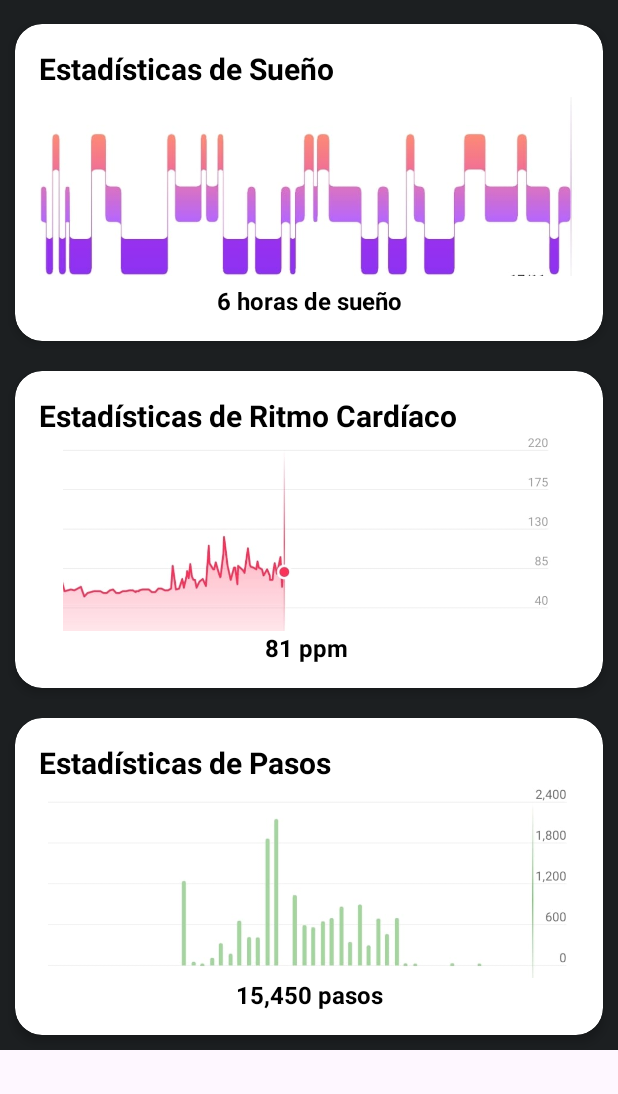
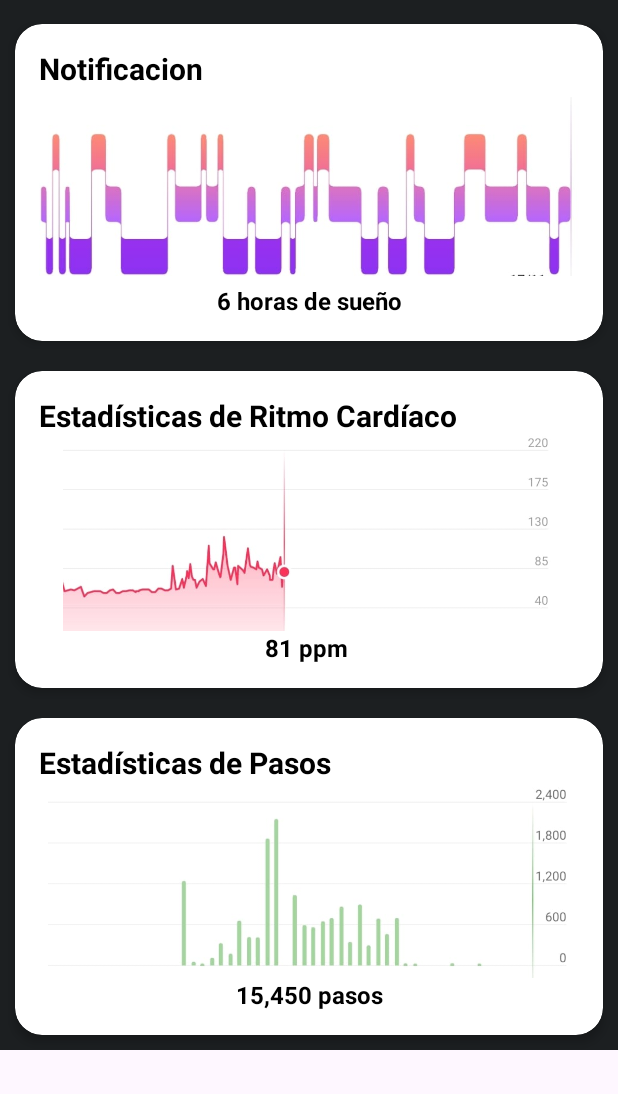
Before and after one commit to cescodc/UniVital, an Android app: the layout activity_notificacion.xml on its own in the app's theme, with its tools: preview values and no code run, on a phone screen of 412 x 824 dp, the part 97-1191 px from its top. Run offline under Robolectric (Android 15) with nearby library versions, the phone set to English and light mode, and no system bars.

Commit message:
Comentario activity

```diff
--- a/app/src/main/res/layout/activity_notificacion.xml
+++ b/app/src/main/res/layout/activity_notificacion.xml
@@ -44,7 +44,7 @@
                 <TextView
                     android:layout_width="match_parent"
                     android:layout_height="wrap_content"
-                    android:text="Estadísticas de Sueño"
+                    android:text="Notificacion"
                     android:textSize="20sp"
                     android:textStyle="bold"
                     android:textColor="#000000"/>
```
